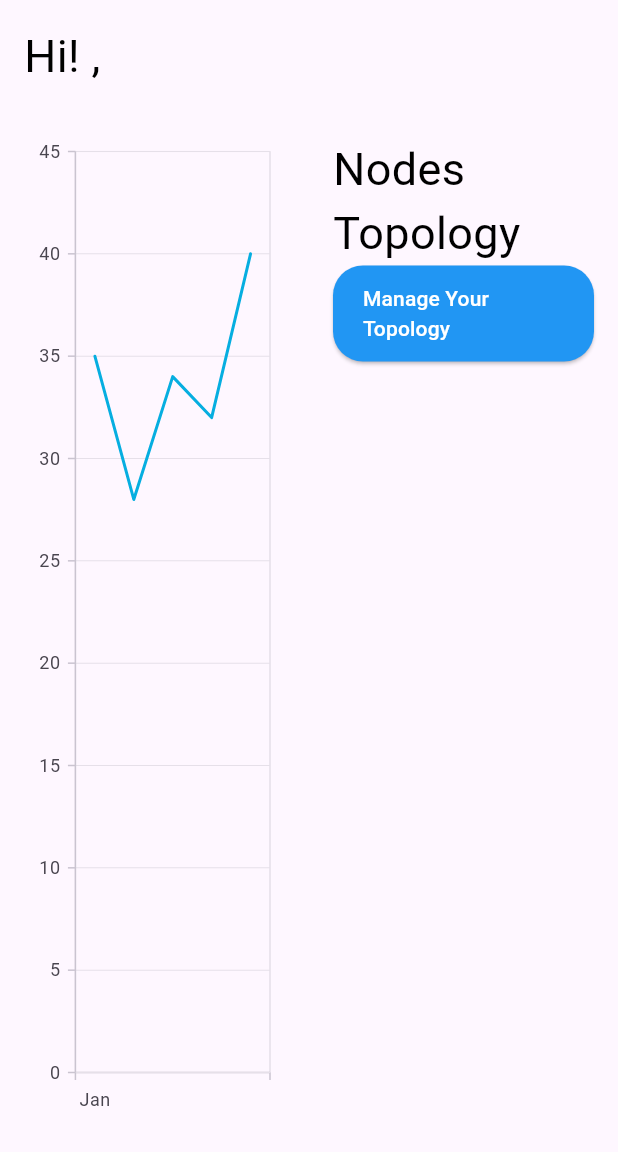
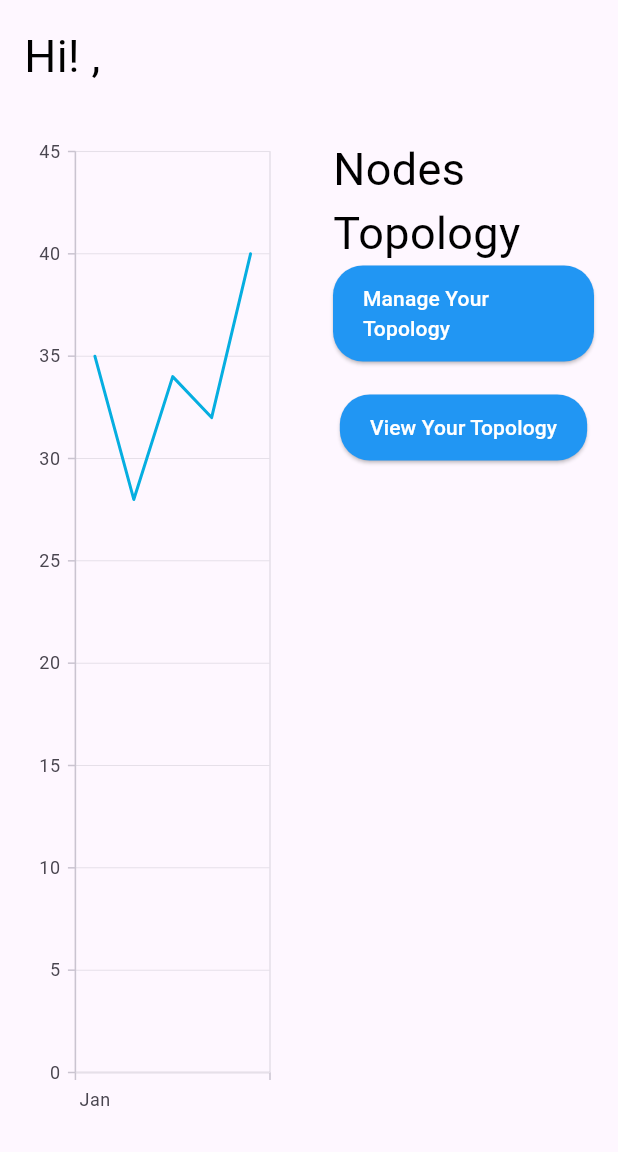
Before and after one commit to EmaAnd8/KatenaDash, a Flutter app: the DashboardBody screen opened directly, on a phone screen of 412 x 824 dp, the part 84-1236 px from its top. Run offline on Flutter 3.47's test engine with Material 3 defaults, Android fonts, the light colour scheme and no system bars; our stand-ins replace cloud_firestore, firebase_auth, firebase_core, firebase_storage, image_picker, syncfusion_flutter_charts and 1 more; accounts and stored records are empty; project files that could hold a hidden picture were left out.

Commit message:
Fixed topology view and first node creation

```diff
--- a/lib/screens/components/dashboard_body.dart
+++ b/lib/screens/components/dashboard_body.dart
@@ -38,13 +38,16 @@ Future<void> _loadAndConvertYaml() async {
 
   //String result = await serviceProvider.Parser('assets/input/simple-relationship-with-args.yaml');
    elements=(await serviceProvider.TopologyPrinter())!;
-
+   setState(() {
+     elements;
+   });
 }
   @override
   Widget build(BuildContext context) {
-    _loadAndConvertYaml();
+
     Size size=MediaQuery.of(context).size; //with this query I get (w,h) of the screen
     return Scaffold(
+
       appBar: AppBar(
         title: const Text('KatenaDashboard'),
         backgroundColor: CupertinoColors.white,
@@ -146,6 +149,7 @@ Future<void> _loadAndConvertYaml() async {
                 Container(
                   //child: Image.asset("assets/icons/icons8-chains-emoji-96.png"),
                  child: Column
+
                    (children: elements)
 
                     //child: Text(ToscatoJSON)
@@ -164,7 +168,26 @@ Future<void> _loadAndConvertYaml() async {
                 ),
                 ),
                 child: const Text('Manage Your Topology'),
-                )
+                ),
+
+                  Padding(padding: EdgeInsets.only(top: 20),
+                  child:ElevatedButton(
+                    onPressed: () async {
+                      await _loadAndConvertYaml();
+
+                    },
+                    style: ElevatedButton.styleFrom(
+                      backgroundColor: Colors.blue, // Set background color
+                      foregroundColor: Colors.white, // Set text and icon color
+                      padding: EdgeInsets.symmetric(horizontal: 20, vertical: 12), // Add padding
+                      shape: RoundedRectangleBorder(
+                        borderRadius: BorderRadius.circular(20), // More rounded corners
+                      ),
+                    ),
+                    child: const Text('View Your Topology'),
+                  )
+                  ),
+
             ],
               ),
     ),
--- a/lib/screens/components/topology_management_body.dart
+++ b/lib/screens/components/topology_management_body.dart
@@ -56,6 +56,9 @@ class  _TopologyManagementState extends State<TopologyManagementBody > {
           child: Text('Insert a node'),
           onTap: () async {
            simpleTopology= await ServiceProvider.CreateNode();
+           setState(() {
+             simpleTopology;
+           });
           },
         ),
 
--- a/pubspec.yaml
+++ b/pubspec.yaml
@@ -73,6 +73,7 @@ flutter:
     - assets/images/
     - assets/icons/
     - assets/input/
+    - assets/output/
 
 
 
```
Also changed, not shown: lib/screens/services/services_provider.dart (+6 -5 lines).
